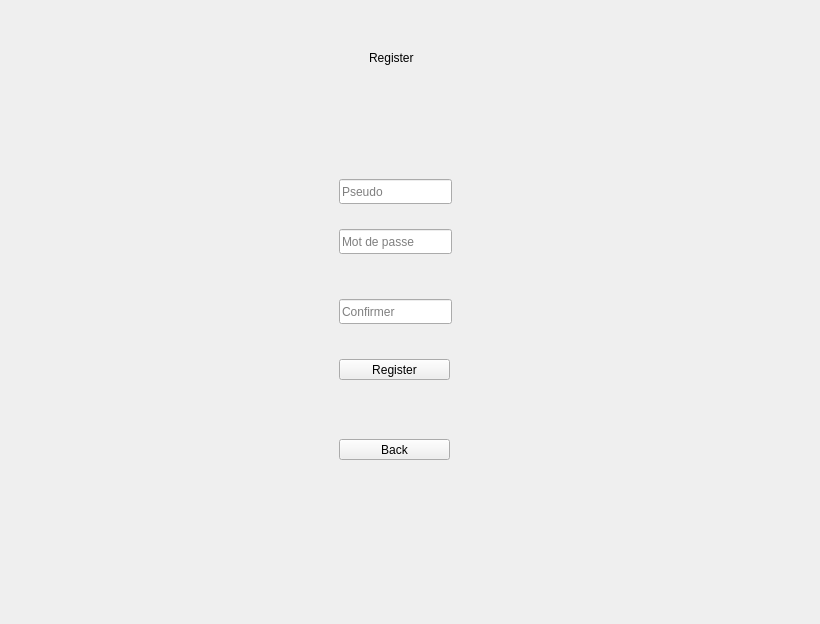
Qt form src/client_side/QtCode/mainmenuview.ui (nobourge/INFO-F209) before a commit.
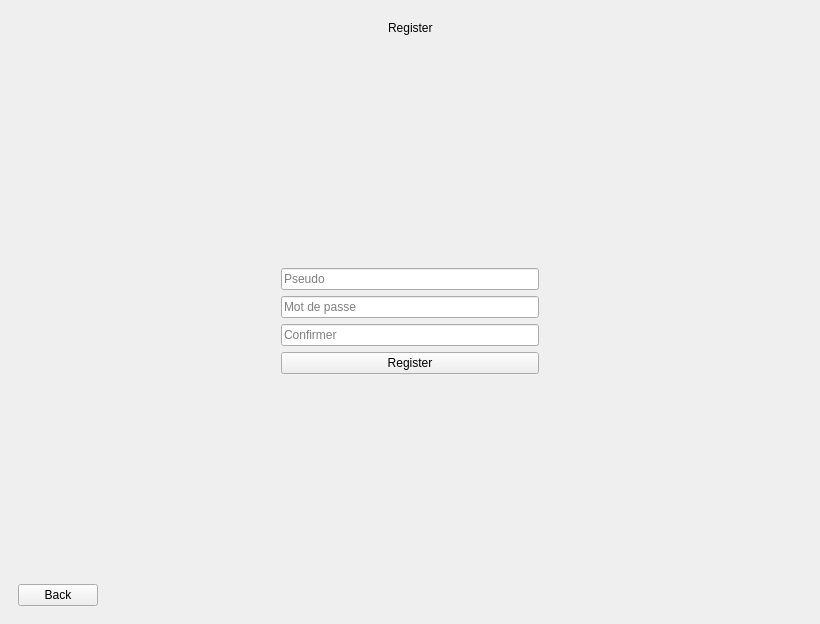
The same form after that commit. The open tabs and pages were chosen to show the change. Icons and pictures are not drawn.

Diff of the .ui file:
```diff
--- a/src/client_side/QtCode/mainmenuview.ui
+++ b/src/client_side/QtCode/mainmenuview.ui
@@ -328,97 +328,160 @@
          </widget>
         </widget>
         <widget class="QWidget" name="page_5">
+         <layout class="QGridLayout" name="gridLayout_15">
+          <item row="0" column="0" colspan="3">
+           <layout class="QHBoxLayout" name="horizontalLayout_23">
+            <item>
+             <spacer name="horizontalSpacer_50">
+              <property name="orientation">
+               <enum>Qt::Horizontal</enum>
+              </property>
+              <property name="sizeHint" stdset="0">
+               <size>
+                <width>40</width>
+                <height>20</height>
+               </size>
+              </property>
+             </spacer>
+            </item>
+            <item>
          <widget class="QLabel" name="label_Register">
-          <property name="geometry">
-           <rect>
-            <x>360</x>
-            <y>40</y>
-            <width>67</width>
-            <height>17</height>
-           </rect>
-          </property>
           <property name="text">
            <string>Register</string>
           </property>
          </widget>
-         <widget class="QPushButton" name="pushButton_Register">
-          <property name="geometry">
-           <rect>
-            <x>330</x>
-            <y>350</y>
-            <width>111</width>
-            <height>21</height>
-           </rect>
-          </property>
+            </item>
+            <item>
+             <spacer name="horizontalSpacer_49">
+              <property name="orientation">
+               <enum>Qt::Horizontal</enum>
+              </property>
+              <property name="sizeHint" stdset="0">
+               <size>
+                <width>40</width>
+                <height>20</height>
+               </size>
+              </property>
+             </spacer>
+            </item>
+           </layout>
+          </item>
+          <item row="1" column="1">
+           <widget class="QLabel" name="label_RegistrationDone">
           <property name="text">
-           <string>Register</string>
-          </property>
-         </widget>
+             <string/>
+            </property>
+           </widget>
+          </item>
+          <item row="2" column="1">
+           <spacer name="verticalSpacer_25">
+            <property name="orientation">
+             <enum>Qt::Vertical</enum>
+            </property>
+            <property name="sizeHint" stdset="0">
+             <size>
+              <width>20</width>
+              <height>182</height>
+             </size>
+            </property>
+           </spacer>
+          </item>
+          <item row="3" column="0">
+           <spacer name="horizontalSpacer_51">
+            <property name="orientation">
+             <enum>Qt::Horizontal</enum>
+            </property>
+            <property name="sizeHint" stdset="0">
+             <size>
+              <width>254</width>
+              <height>20</height>
+             </size>
+            </property>
+           </spacer>
+          </item>
+          <item row="3" column="1">
+           <layout class="QVBoxLayout" name="verticalLayout_14">
+            <item>
          <widget class="QLineEdit" name="lineEdit_PseudoRegistration">
-          <property name="geometry">
-           <rect>
-            <x>330</x>
-            <y>170</y>
-            <width>113</width>
-            <height>25</height>
-           </rect>
-          </property>
           <property name="placeholderText">
            <string>Pseudo</string>
           </property>
          </widget>
+            </item>
+            <item>
          <widget class="QLineEdit" name="lineEdit_PasswordRegistration">
-          <property name="geometry">
-           <rect>
-            <x>330</x>
-            <y>220</y>
-            <width>113</width>
-            <height>25</height>
-           </rect>
-          </property>
           <property name="placeholderText">
            <string>Mot de passe</string>
           </property>
          </widget>
+            </item>
+            <item>
          <widget class="QLineEdit" name="lineEdit_PasswordVerificationRegistration">
-          <property name="geometry">
-           <rect>
-            <x>330</x>
-            <y>290</y>
-            <width>113</width>
-            <height>25</height>
-           </rect>
-          </property>
           <property name="placeholderText">
            <string>Confirmer</string>
           </property>
          </widget>
+            </item>
+            <item>
+             <widget class="QPushButton" name="pushButton_Register">
+              <property name="text">
+               <string>Register</string>
+              </property>
+             </widget>
+            </item>
+           </layout>
+          </item>
+          <item row="3" column="2">
+           <spacer name="horizontalSpacer_52">
+            <property name="orientation">
+             <enum>Qt::Horizontal</enum>
+            </property>
+            <property name="sizeHint" stdset="0">
+             <size>
+              <width>254</width>
+              <height>20</height>
+             </size>
+            </property>
+           </spacer>
+          </item>
+          <item row="4" column="1">
+           <spacer name="verticalSpacer_26">
+            <property name="orientation">
+             <enum>Qt::Vertical</enum>
+            </property>
+            <property name="sizeHint" stdset="0">
+             <size>
+              <width>20</width>
+              <height>182</height>
+             </size>
+            </property>
+           </spacer>
+          </item>
+          <item row="5" column="0" colspan="3">
+           <layout class="QHBoxLayout" name="horizontalLayout_22">
+            <item>
          <widget class="QPushButton" name="pushButton_BackRegister">
-          <property name="geometry">
-           <rect>
-            <x>330</x>
-            <y>430</y>
-            <width>111</width>
-            <height>21</height>
-           </rect>
-          </property>
           <property name="text">
            <string>Back</string>
           </property>
          </widget>
-         <widget class="QLabel" name="label_RegistrationDone">
-          <property name="geometry">
-           <rect>
-            <x>310</x>
-            <y>80</y>
-            <width>221</width>
+            </item>
+            <item>
+             <spacer name="horizontalSpacer_48">
+              <property name="orientation">
+               <enum>Qt::Horizontal</enum>
+              </property>
+              <property name="sizeHint" stdset="0">
+               <size>
+                <width>40</width>
             <height>20</height>
-           </rect>
-          </property>
-          <property name="text">
-           <string/>
-          </property>
-         </widget>
+               </size>
+              </property>
+             </spacer>
+            </item>
+           </layout>
+          </item>
+         </layout>
         </widget>
         <widget class="QWidget" name="page">
          <property name="styleSheet">
```
Left out of the diff: 979 changed lines with no effect on the pictures. Lines whose indentation alone changed are shown as unchanged.
